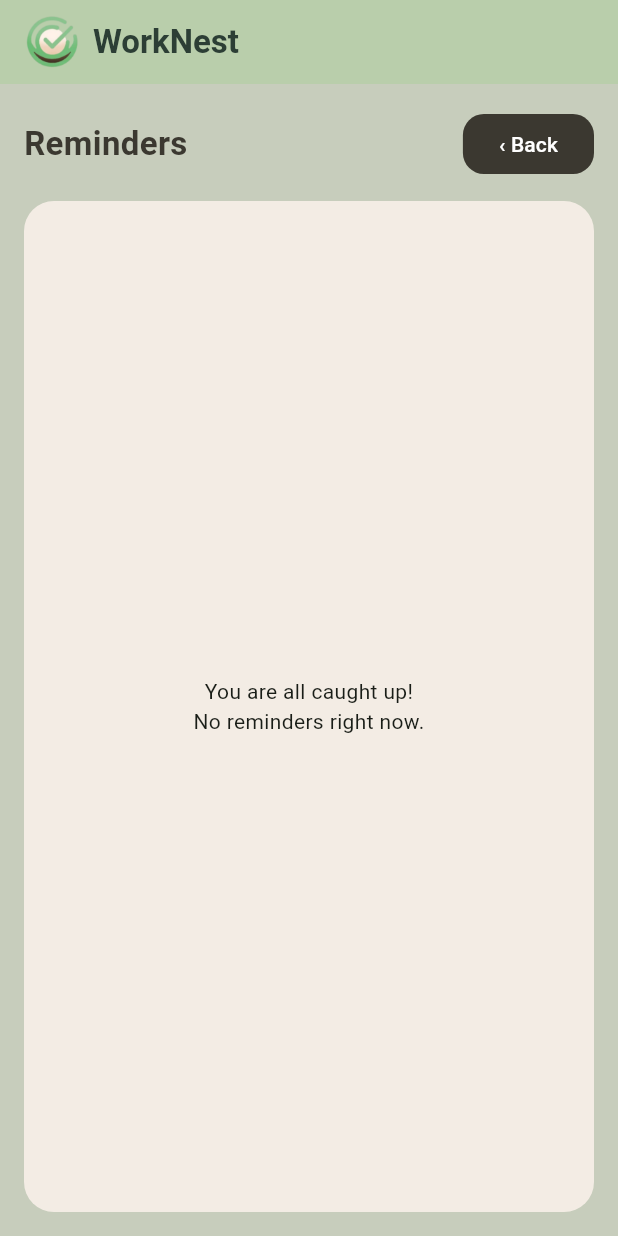
After one commit to lChristl/WorkNest_Flutter, a Flutter app: the MainShell screen opened directly, item 2 of the bottom bar chosen, after a tap on the "notifications" icon, on a phone screen of 412 x 824 dp. The commit adds this screen. Run offline on Flutter 3.47's test engine with Material 3 defaults, Android fonts, the phone set to English and light mode, and no system bars; our stand-ins replace supabase_flutter; accounts and stored records are empty.

Commit message:
11/17/2026 add notification reminder

```diff
--- a/lib/models/task.dart
+++ b/lib/models/task.dart
@@ -6,6 +6,11 @@ class Task {
   DateTime deadline;
   bool done;
 
+  // Group tasks only (null for personal tasks)
+  final int? groupId;
+  final String? groupName;
+  final String status; // pending, submitted, approved, rejected
+
   Task({
     required this.id,
     required this.name,
@@ -13,5 +18,25 @@ class Task {
     required this.priority,
     required this.deadline,
     this.done = false,
+    this.groupId,
+    this.groupName,
+    this.status = 'pending',
   });
+
+  bool get isGroup => groupId != null;
+
+  factory Task.fromMap(Map<String, dynamic> m) {
+    final group = m['project_groups'] as Map<String, dynamic>?;
+    return Task(
+      id: m['id'].toString(),
+      name: m['name'] as String,
+      subject: (m['subject'] as String?) ?? '',
+      priority: m['priority'] as String,
+      deadline: DateTime.parse(m['deadline'] as String),
+      done: (m['done'] as bool?) ?? false,
+      groupId: m['group_id'] as int?,
+      groupName: group?['name'] as String?,
+      status: (m['status'] as String?) ?? 'pending',
+    );
+  }
 }
--- a/lib/screens/main_shell.dart
+++ b/lib/screens/main_shell.dart
@@ -1,11 +1,15 @@
 import 'package:flutter/material.dart';
 
+import '../services/reminder_service.dart';
+import '../services/task_store.dart';
 import '../theme/app_colors.dart';
+import '../widgets/reminder_bell.dart';
 import '../widgets/worknest_app_bar.dart';
 import 'calendar/calendar_screen.dart';
 import 'groups/groups_screen.dart';
 import 'home/home_screen.dart';
 import 'profile/profile_screen.dart';
+import 'reminders/reminders_screen.dart';
 
 /// Holds the header + bottom navigation (Home / Calendar / Groups / Profile).
 class MainShell extends StatefulWidget {
@@ -19,9 +23,39 @@ class _MainShellState extends State<MainShell> {
   int _index = 0;
 
   @override
+  void initState() {
+    super.initState();
+    _loadAndAnnounce();
+  }
+
+  Future<void> _loadAndAnnounce() async {
+    await taskStore.load();
+    if (!mounted) return;
+
+    final count = computeReminders(taskStore.tasks).count;
+    if (count == 0) return;
+
+    ScaffoldMessenger.of(context).showSnackBar(
+      SnackBar(
+        content: Text(
+          count == 1 ? 'You have 1 reminder' : 'You have $count reminders',
+        ),
+        action: SnackBarAction(
+          label: 'View',
+          onPressed: () {
+            Navigator.of(context).push(
+              MaterialPageRoute(builder: (_) => const RemindersScreen()),
+            );
+          },
+        ),
+      ),
+    );
+  }
+
+  @override
   Widget build(BuildContext context) {
     return Scaffold(
-      appBar: workNestAppBar(),
+      appBar: workNestAppBar(actions: const [ReminderBell()]),
       body: IndexedStack(
         index: _index,
         children: const [
@@ -48,7 +82,10 @@ class _MainShellState extends State<MainShell> {
         ),
         child: NavigationBar(
           selectedIndex: _index,
-          onDestinationSelected: (i) => setState(() => _index = i),
+          onDestinationSelected: (i) {
+            setState(() => _index = i);
+            taskStore.load();
+          },
           destinations: const [
             NavigationDestination(
                 icon: Icon(Icons.home_outlined), label: 'Home'),
--- a/lib/screens/profile/profile_screen.dart
+++ b/lib/screens/profile/profile_screen.dart
@@ -1,4 +1,5 @@
 import 'package:flutter/material.dart';
+import '../../services/task_store.dart';
 
 import '../../services/supabase_client.dart';
 import '../../theme/app_colors.dart';
@@ -53,6 +54,7 @@ class _ProfileScreenState extends State<ProfileScreen> {
   }
 
   Future<void> _logout() async {
+    taskStore.clear();
     await supabase.auth.signOut();
     if (!mounted) return;
     Navigator.of(context).pushAndRemoveUntil(
--- /dev/null
+++ b/lib/screens/reminders/reminders_screen.dart
@@ -0,0 +1,108 @@
+import 'package:flutter/material.dart';
+
+import '../../models/task.dart';
+import '../../services/reminder_service.dart';
+import '../../services/task_store.dart';
+import '../../theme/app_colors.dart';
+import '../../widgets/task_tile.dart';
+import '../../widgets/worknest_app_bar.dart';
+
+class RemindersScreen extends StatelessWidget {
+  const RemindersScreen({super.key});
+
+  Widget _section(String title, List<Task> tasks) {
+    if (tasks.isEmpty) return const SizedBox.shrink();
+    return Column(
+      crossAxisAlignment: CrossAxisAlignment.start,
+      children: [
+        Padding(
+          padding: const EdgeInsets.only(top: 6, bottom: 8),
+          child: Text(
+            '$title (${tasks.length})',
+            style: const TextStyle(
+              fontSize: 16,
+              fontWeight: FontWeight.bold,
+              color: AppColors.dark,
+            ),
+          ),
+        ),
+        ...tasks.map((t) => TaskTile(task: t)),
+        const SizedBox(height: 6),
+      ],
+    );
+  }
+
+  @override
+  Widget build(BuildContext context) {
+    return Scaffold(
+      appBar: workNestAppBar(),
+      body: Padding(
+        padding: const EdgeInsets.all(16),
+        child: Column(
+          children: [
+            Row(
+              children: [
+                const Expanded(
+                  child: Text(
+                    'Reminders',
+                    style: TextStyle(
+                      fontSize: 22,
+                      fontWeight: FontWeight.bold,
+                      color: AppColors.dark,
+                    ),
+                  ),
+                ),
+                ElevatedButton(
+                  onPressed: () => Navigator.of(context).pop(),
+                  style: ElevatedButton.styleFrom(
+                    backgroundColor: AppColors.dark,
+                    foregroundColor: Colors.white,
+                    elevation: 0,
+                    shape: RoundedRectangleBorder(
+                        borderRadius: BorderRadius.circular(14)),
+                  ),
+                  child: const Text('‹ Back'),
+                ),
+              ],
+            ),
+            const SizedBox(height: 14),
+            Expanded(
+              child: Container(
+                width: double.infinity,
+                padding: const EdgeInsets.all(14),
+                decoration: BoxDecoration(
+                  color: AppColors.card,
+                  borderRadius: BorderRadius.circular(20),
+                ),
+                child: ListenableBuilder(
+                  listenable: taskStore,
+                  builder: (context, _) {
+                    final r = computeReminders(taskStore.tasks);
+
+                    if (r.count == 0) {
+                      return const Center(
+                        child: Text(
+                          'You are all caught up!\nNo reminders right now.',
+                          textAlign: TextAlign.center,
+                        ),
+                      );
+                    }
+
+                    return ListView(
+                      children: [
+                        _section('Needs resubmission', r.rejected),
+                        _section('Overdue', r.overdue),
+                        _section('Due today', r.today),
+                        _section('Due tomorrow', r.tomorrow),
+                      ],
+                    );
+                  },
+                ),
+              ),
+            ),
+          ],
+        ),
+      ),
+    );
+  }
+}
--- /dev/null
+++ b/lib/services/reminder_service.dart
@@ -0,0 +1,59 @@
+import '../models/task.dart';
+
+class Reminders {
+  final List<Task> rejected; // group tasks the lead sent back
+  final List<Task> overdue;
+  final List<Task> today;
+  final List<Task> tomorrow;
+
+  Reminders({
+    required this.rejected,
+    required this.overdue,
+    required this.today,
+    required this.tomorrow,
+  });
+
+  int get count =>
+      rejected.length + overdue.length + today.length + tomorrow.length;
+}
+
+bool _finished(Task t) => t.isGroup ? t.status == 'approved' : t.done;
+
+/// Works out which tasks need the user's attention.
+Reminders computeReminders(List<Task> tasks) {
+  final now = DateTime.now();
+  final today = DateTime(now.year, now.month, now.day);
+  final tomorrow = DateTime(now.year, now.month, now.day + 1);
+
+  final rejected = <Task>[];
+  final overdue = <Task>[];
+  final dueToday = <Task>[];
+  final dueTomorrow = <Task>[];
+
+  for (final t in tasks) {
+    if (_finished(t)) continue;
+
+    if (t.isGroup && t.status == 'rejected') {
+      rejected.add(t);
+      continue;
+    }
+    // Already handed in, now waiting on the lead
+    if (t.isGroup && t.status == 'submitted') continue;
+
+    final d = DateTime(t.deadline.year, t.deadline.month, t.deadline.day);
+    if (d.isBefore(today)) {
+      overdue.add(t);
+    } else if (d == today) {
+      dueToday.add(t);
+    } else if (d == tomorrow) {
+      dueTomorrow.add(t);
+    }
+  }
+
+  return Reminders(
+    rejected: rejected,
+    overdue: overdue,
+    today: dueToday,
+    tomorrow: dueTomorrow,
+  );
+}
--- /dev/null
+++ b/lib/widgets/reminder_bell.dart
@@ -0,0 +1,35 @@
+import 'package:flutter/material.dart';
+
+import '../screens/reminders/reminders_screen.dart';
+import '../services/reminder_service.dart';
+import '../services/task_store.dart';
+import '../theme/app_colors.dart';
+
+class ReminderBell extends StatelessWidget {
+  const ReminderBell({super.key});
+
+  @override
+  Widget build(BuildContext context) {
+    return ListenableBuilder(
+      listenable: taskStore,
+      builder: (context, _) {
+        final count = computeReminders(taskStore.tasks).count;
+        return IconButton(
+          tooltip: 'Reminders',
+          onPressed: () => Navigator.of(context).push(
+            MaterialPageRoute(builder: (_) => const RemindersScreen()),
+          ),
+          icon: Badge(
+            isLabelVisible: count > 0,
+            label: Text('$count'),
+            child: const Icon(
+              Icons.notifications_outlined,
+              color: AppColors.text,
+              size: 28,
+            ),
+          ),
+        );
+      },
+    );
+  }
+}
--- a/lib/widgets/worknest_app_bar.dart
+++ b/lib/widgets/worknest_app_bar.dart
@@ -3,13 +3,14 @@ import 'package:flutter/material.dart';
 import '../theme/app_colors.dart';
 import 'worknest_logo.dart';
 
-PreferredSizeWidget workNestAppBar() {
+PreferredSizeWidget workNestAppBar({List<Widget>? actions}) {
   return AppBar(
     backgroundColor: AppColors.header,
     automaticallyImplyLeading: false,
     elevation: 0,
     scrolledUnderElevation: 0,
     titleSpacing: 16,
+    actions: actions,
     title: const Row(
       children: [
         WorkNestLogo(size: 38),
```
Also changed, not shown: lib/screens/home/home_screen.dart (+5 -2 lines), lib/services/task_store.dart (+69 -41 lines), lib/widgets/task_tile.dart (+47 -8 lines).
